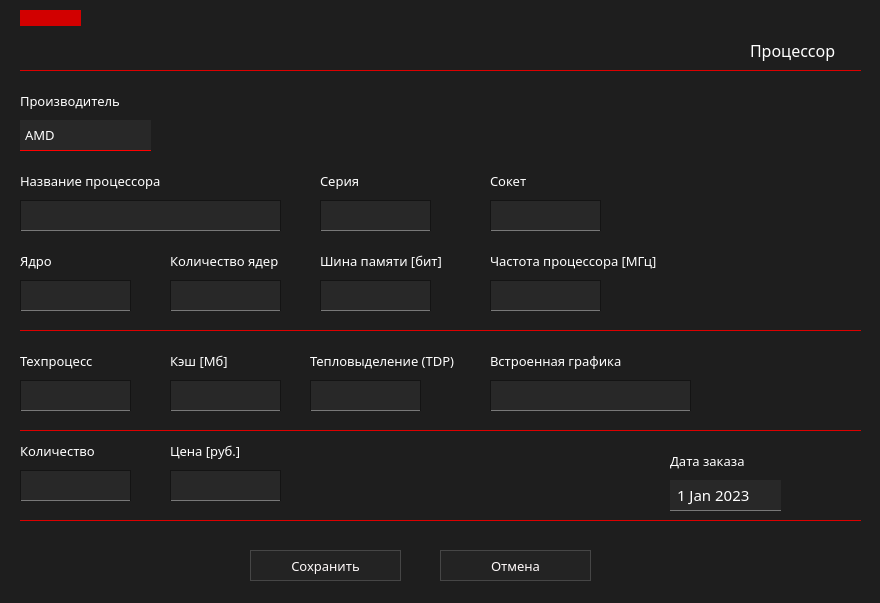
The window that ui/add/addChProcWidg.ui (marginalprog/git_pcconf) describes before a commit, drawn with Qt 5.
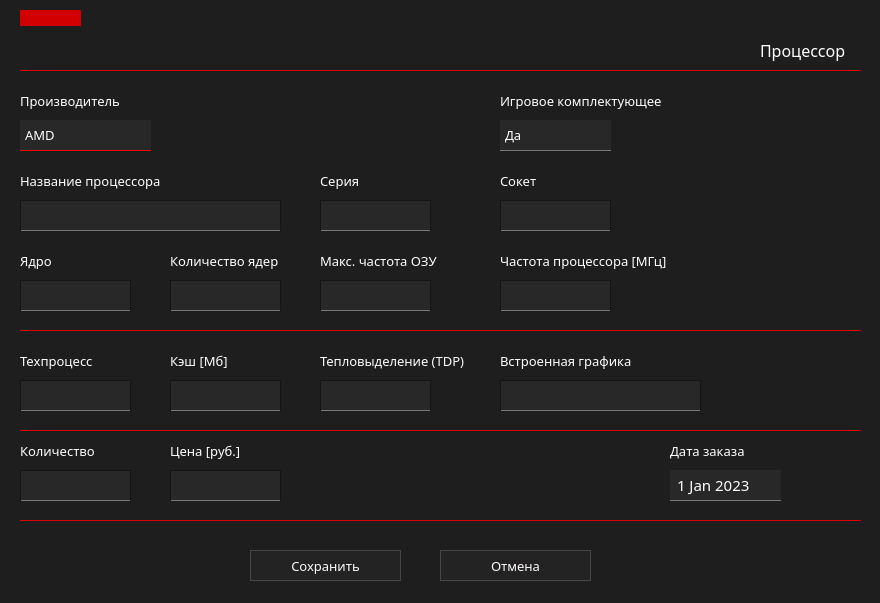
The same window after the commit. Icons and pictures are not drawn.

Diff of the .ui file:
```diff
--- a/ui/add/addChProcWidg.ui
+++ b/ui/add/addChProcWidg.ui
@@ -29,7 +29,7 @@
   <widget class="QLabel" name="lbSocket">
    <property name="geometry">
     <rect>
-     <x>490</x>
+     <x>500</x>
      <y>170</y>
      <width>101</width>
      <height>21</height>
@@ -51,7 +51,7 @@
   <widget class="QLabel" name="lbFreq">
    <property name="geometry">
     <rect>
-     <x>490</x>
+     <x>500</x>
      <y>250</y>
      <width>211</width>
      <height>21</height>
@@ -73,9 +73,9 @@
   <widget class="QLabel" name="lbComplect">
    <property name="geometry">
     <rect>
-     <x>750</x>
+     <x>760</x>
      <y>40</y>
-     <width>111</width>
+     <width>101</width>
      <height>21</height>
     </rect>
    </property>
@@ -247,7 +247,7 @@
   <widget class="QLabel" name="lbGraphics">
    <property name="geometry">
     <rect>
-     <x>490</x>
+     <x>500</x>
      <y>350</y>
      <width>171</width>
      <height>21</height>
@@ -291,7 +291,7 @@
   <widget class="QLineEdit" name="leTdp">
    <property name="geometry">
     <rect>
-     <x>310</x>
+     <x>320</x>
      <y>380</y>
      <width>111</width>
      <height>31</height>
@@ -494,7 +494,7 @@
    <property name="geometry">
     <rect>
      <x>670</x>
-     <y>450</y>
+     <y>440</y>
      <width>111</width>
      <height>21</height>
     </rect>
@@ -548,7 +548,7 @@
   <widget class="QLabel" name="lbTdp">
    <property name="geometry">
     <rect>
-     <x>310</x>
+     <x>320</x>
      <y>350</y>
      <width>171</width>
      <height>21</height>
@@ -570,7 +570,7 @@
   <widget class="QLineEdit" name="leSocket">
    <property name="geometry">
     <rect>
-     <x>490</x>
+     <x>500</x>
      <y>200</y>
      <width>111</width>
      <height>31</height>
@@ -616,7 +616,7 @@
     <string notr="true">border:0px;</string>
    </property>
    <property name="text">
-    <string>Шина памяти [бит]</string>
+    <string>Макс. частота ОЗУ</string>
    </property>
   </widget>
   <widget class="QLabel" name="lbFullName">
@@ -644,7 +644,7 @@
   <widget class="QLineEdit" name="leFreq">
    <property name="geometry">
     <rect>
-     <x>490</x>
+     <x>500</x>
      <y>280</y>
      <width>111</width>
      <height>31</height>
@@ -946,7 +946,7 @@
    <property name="geometry">
     <rect>
      <x>670</x>
-     <y>480</y>
+     <y>470</y>
      <width>111</width>
      <height>31</height>
     </rect>
@@ -1135,7 +1135,7 @@
   <widget class="QLineEdit" name="leGraphics">
    <property name="geometry">
     <rect>
-     <x>490</x>
+     <x>500</x>
      <y>380</y>
      <width>201</width>
      <height>31</height>
@@ -1223,6 +1223,131 @@
     <string/>
    </property>
   </widget>
+  <widget class="QComboBox" name="cbGaming">
+   <property name="geometry">
+    <rect>
+     <x>500</x>
+     <y>120</y>
+     <width>111</width>
+     <height>31</height>
+    </rect>
+   </property>
+   <property name="font">
+    <font>
+     <family>Montserrat Medium</family>
+     <pointsize>10</pointsize>
+    </font>
+   </property>
+   <property name="styleSheet">
+    <string notr="true">QComboBox{
+	background-color: rgb(40,40,40);
+	border: 1px;
+	border-bottom: 1px solid rgb(120,120,120);
+	padding-left: 5px;
+	selection-background-color: rgb(105, 0, 0);
+}
+
+QComboBox QListView{
+	border: 1px solid red;
+	padding-left: 5px;
+	selection-background-color: rgb(105, 0, 0);
+}
+
+QComboBox:hover{
+	background-color: rgb(55,55,55);
+	border-bottom: 1px solid red;
+}
+
+QComboBox::down-arrow:hover {
+border-image: url(&quot;E:/pcconf/images/down-arrow.png&quot;);
+width: 17px;
+height: 17px;
+margin-right: 5px;
+}
+
+QComboBox::drop-down{
+border: 0px;
+}
+
+QComboBox::down-arrow {
+border-image: url(&quot;E:/pcconf/images/down-arrow-gray.png&quot;);
+width: 17px;
+height: 17px;
+margin-right: 5px;
+}
+
+QComboBox::down-arrow:on {
+	border-image: url(&quot;E:/pcconf/images/up-arrow.png&quot;);
+	width: 17px;
+	height: 17px;
+	margin-right: 5px;
+}
+
+QComboBox:on{
+border: 2px solid rgb(100,0,0);
+}
+
+QComboBox QAbstractItemView {
+	background: rgb(250, 250, 250);
+	border-width: 1px;
+	border-style: solid;
+	border-color: rgb(235, 235, 235);
+	selection-background-color: rgb(240, 240, 240);
+	selection-color: rgb(25, 25, 25);
+}
+</string>
+   </property>
+   <property name="editable">
+    <bool>false</bool>
+   </property>
+   <property name="iconSize">
+    <size>
+     <width>20</width>
+     <height>20</height>
+    </size>
+   </property>
+   <property name="duplicatesEnabled">
+    <bool>false</bool>
+   </property>
+   <property name="frame">
+    <bool>false</bool>
+   </property>
+   <property name="modelColumn">
+    <number>0</number>
+   </property>
+   <item>
+    <property name="text">
+     <string>Да</string>
+    </property>
+   </item>
+   <item>
+    <property name="text">
+     <string>Нет</string>
+    </property>
+   </item>
+  </widget>
+  <widget class="QLabel" name="lbProcGaming">
+   <property name="geometry">
+    <rect>
+     <x>500</x>
+     <y>90</y>
+     <width>191</width>
+     <height>21</height>
+    </rect>
+   </property>
+   <property name="font">
+    <font>
+     <family>Montserrat SemiBold</family>
+     <pointsize>10</pointsize>
+    </font>
+   </property>
+   <property name="styleSheet">
+    <string notr="true">border:0px;</string>
+   </property>
+   <property name="text">
+    <string>Игровое комплектующее</string>
+   </property>
+  </widget>
  </widget>
  <resources/>
  <connections>
```
Left out of the diff: 4 changed lines with no effect on the pictures.
